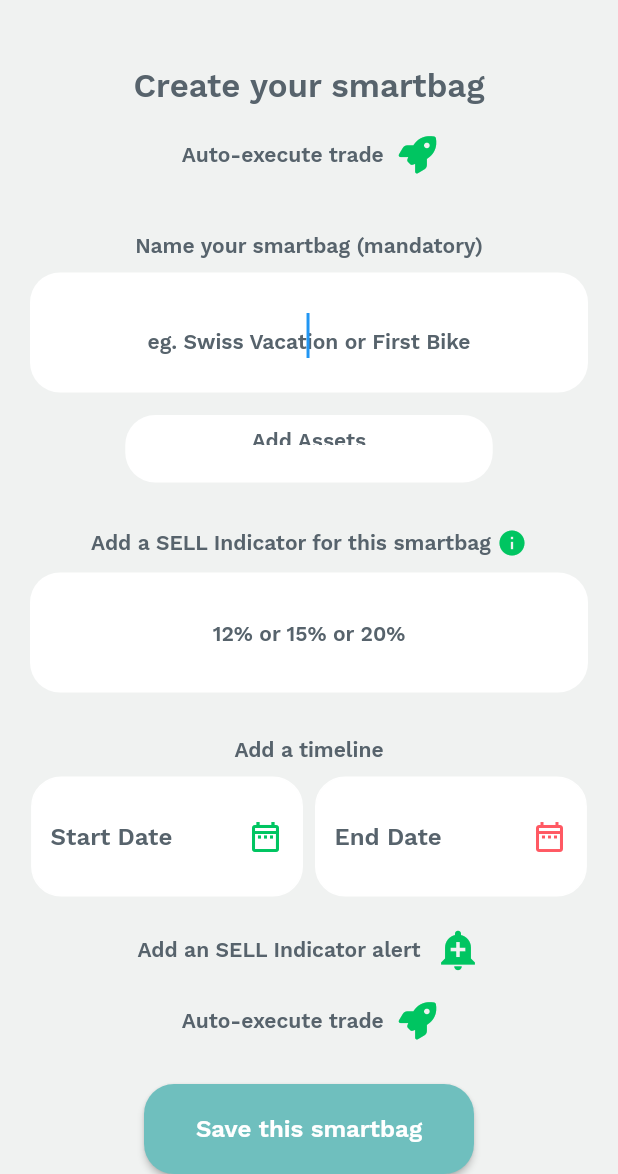
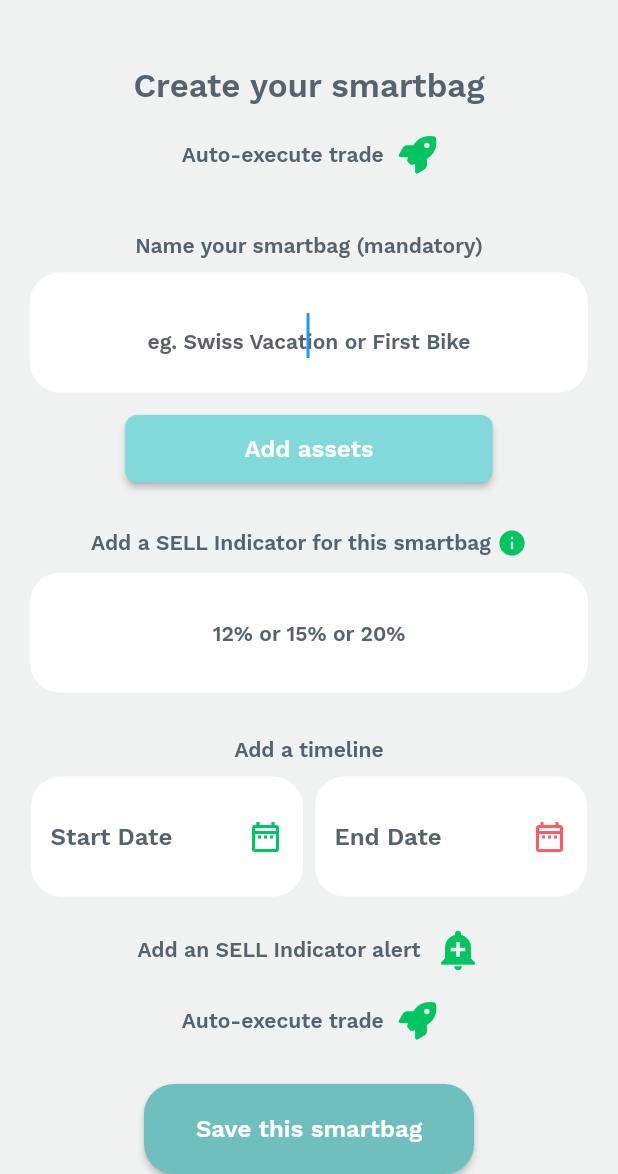
Before and after one commit to vthedev22/flutter_test, a Flutter app: the CreatePieWidget screen opened directly, after a tap on "Save this smartbag", on a phone screen of 412 x 824 dp, the part 62-1236 px from its top. Run offline on Flutter 3.47's test engine with Material 2 defaults, Android fonts, the phone set to English and light mode, and no system bars; drawn by our look-alikes of auto_size_text; our stand-ins replace built_collection, built_value, cloud_firestore, firebase_auth, firebase_core, flutter_svg and 11 more; missing offline and left inert: json_path; accounts and stored records are empty.

Commit message:
Updating to latest FlutterFlow output.

```diff
--- a/lib/backend/schema/bags_record.dart
+++ b/lib/backend/schema/bags_record.dart
@@ -11,13 +11,13 @@ abstract class BagsRecord implements Built<BagsRecord, BagsRecordBuilder> {
 
   String? get bagName;
 
-  BuiltList<String>? get assets;
-
   int? get indicator;
 
-  BuiltList<DateTime>? get timeline;
+  bool? get isAutoTrade;
 
-  bool? get isAutoTrade;
+  DateTime? get startTime;
+
+  DateTime? get endTime;
 
   @BuiltValueField(wireName: kDocumentReferenceField)
   DocumentReference? get ffRef;
@@ -27,9 +27,7 @@ abstract class BagsRecord implements Built<BagsRecord, BagsRecordBuilder> {
 
   static void _initializeBuilder(BagsRecordBuilder builder) => builder
     ..bagName = ''
-    ..assets = ListBuilder()
     ..indicator = 0
-    ..timeline = ListBuilder()
     ..isAutoTrade = false;
 
   static Query<Map<String, dynamic>> collection([DocumentReference? parent]) =>
@@ -61,16 +59,18 @@ Map<String, dynamic> createBagsRecordData({
   String? bagName,
   int? indicator,
   bool? isAutoTrade,
+  DateTime? startTime,
+  DateTime? endTime,
 }) {
   final firestoreData = serializers.toFirestore(
     BagsRecord.serializer,
     BagsRecord(
       (b) => b
         ..bagName = bagName
-        ..assets = null
         ..indicator = indicator
-        ..timeline = null
-        ..isAutoTrade = isAutoTrade,
+        ..isAutoTrade = isAutoTrade
+        ..startTime = startTime
+        ..endTime = endTime,
     ),
   );
 
--- a/lib/create_pie/create_pie_model.dart
+++ b/lib/create_pie/create_pie_model.dart
@@ -1,3 +1,4 @@
+import '/add_stocks/add_stocks_widget.dart';
 import '/auth/auth_util.dart';
 import '/backend/backend.dart';
 import '/flutter_flow/flutter_flow_theme.dart';
@@ -21,9 +22,6 @@ class CreatePieModel extends FlutterFlowModel {
   // State field(s) for TextField widget.
   TextEditingController? textController2;
   String? Function(BuildContext, String?)? textController2Validator;
-  // State field(s) for TextField widget.
-  TextEditingController? textController3;
-  String? Function(BuildContext, String?)? textController3Validator;
   DateTime? datePicked1;
   DateTime? datePicked2;
 
@@ -34,7 +32,6 @@ class CreatePieModel extends FlutterFlowModel {
   void dispose() {
     textController1?.dispose();
     textController2?.dispose();
-    textController3?.dispose();
   }
 
   /// Additional helper methods are added here.
--- a/lib/create_pie/create_pie_widget.dart
+++ b/lib/create_pie/create_pie_widget.dart
@@ -1,3 +1,4 @@
+import '/add_stocks/add_stocks_widget.dart';
 import '/auth/auth_util.dart';
 import '/backend/backend.dart';
 import '/flutter_flow/flutter_flow_theme.dart';
@@ -34,7 +35,6 @@ class _CreatePieWidgetState extends State<CreatePieWidget> {
 
     _model.textController1 ??= TextEditingController();
     _model.textController2 ??= TextEditingController();
-    _model.textController3 ??= TextEditingController();
     WidgetsBinding.instance.addPostFrameCallback((_) => setState(() {}));
   }
 
@@ -228,74 +228,35 @@ class _CreatePieWidgetState extends State<CreatePieWidget> {
                                 .secondaryBackground,
                             borderRadius: BorderRadius.circular(20.0),
                           ),
-                          child: Padding(
-                            padding: EdgeInsetsDirectional.fromSTEB(
-                                15.0, 15.0, 15.0, 15.0),
-                            child: TextFormField(
-                              controller: _model.textController2,
-                              autofocus: true,
-                              obscureText: false,
-                              decoration: InputDecoration(
-                                hintText: 'Add Assets',
-                                hintStyle:
-                                    FlutterFlowTheme.of(context).bodySmall,
-                                enabledBorder: UnderlineInputBorder(
-                                  borderSide: BorderSide(
-                                    color: Color(0x00000000),
-                                    width: 1.0,
-                                  ),
-                                  borderRadius: const BorderRadius.only(
-                                    topLeft: Radius.circular(4.0),
-                                    topRight: Radius.circular(4.0),
-                                  ),
+                          child: FFButtonWidget(
+                            onPressed: () async {
+                              await Navigator.push(
+                                context,
+                                MaterialPageRoute(
+                                  builder: (context) => AddStocksWidget(),
                                 ),
-                                focusedBorder: UnderlineInputBorder(
-                                  borderSide: BorderSide(
-                                    color: Color(0x00000000),
-                                    width: 1.0,
-                                  ),
-                                  borderRadius: const BorderRadius.only(
-                                    topLeft: Radius.circular(4.0),
-                                    topRight: Radius.circular(4.0),
-                                  ),
-                                ),
-                                errorBorder: UnderlineInputBorder(
-                                  borderSide: BorderSide(
-                                    color:
-                                        FlutterFlowTheme.of(context).alternate,
-                                    width: 1.0,
-                                  ),
-                                  borderRadius: const BorderRadius.only(
-                                    topLeft: Radius.circular(4.0),
-                                    topRight: Radius.circular(4.0),
-                                  ),
-                                ),
-                                focusedErrorBorder: UnderlineInputBorder(
-                                  borderSide: BorderSide(
-                                    color:
-                                        FlutterFlowTheme.of(context).alternate,
-                                    width: 1.0,
-                                  ),
-                                  borderRadius: const BorderRadius.only(
-                                    topLeft: Radius.circular(4.0),
-                                    topRight: Radius.circular(4.0),
-                                  ),
-                                ),
-                              ),
-                              style: FlutterFlowTheme.of(context)
-                                  .bodyMedium
+                              );
+                            },
+                            text: 'Add assets',
+                            options: FFButtonOptions(
+                              width: 130.0,
+                              height: 40.0,
+                              padding: EdgeInsetsDirectional.fromSTEB(
+                                  0.0, 0.0, 0.0, 0.0),
+                              iconPadding: EdgeInsetsDirectional.fromSTEB(
+                                  0.0, 0.0, 0.0, 0.0),
+                              color: FlutterFlowTheme.of(context).primary,
+                              textStyle: FlutterFlowTheme.of(context)
+                                  .titleSmall
                                   .override(
                                     fontFamily: 'Work Sans',
-                                    lineHeight: 1.5,
+                                    color: Colors.white,
                                   ),
-                              textAlign: TextAlign.center,
-                              keyboardType: TextInputType.number,
-                              validator: _model.textController2Validator
-                                  .asValidator(context),
-                              inputFormatters: [
-                                FilteringTextInputFormatter.allow(
-                                    RegExp('[0-9]'))
-                              ],
+                              borderSide: BorderSide(
+                                color: Colors.transparent,
+                                width: 1.0,
+                              ),
+                              borderRadius: BorderRadius.circular(8.0),
                             ),
                           ),
                         ),
@@ -344,7 +305,7 @@ class _CreatePieWidgetState extends State<CreatePieWidget> {
                                 padding: EdgeInsetsDirectional.fromSTEB(
                                     15.0, 15.0, 15.0, 15.0),
                                 child: TextFormField(
-                                  controller: _model.textController3,
+                                  controller: _model.textController2,
                                   autofocus: true,
                                   obscureText: false,
                                   decoration: InputDecoration(
@@ -402,7 +363,7 @@ class _CreatePieWidgetState extends State<CreatePieWidget> {
                                       ),
                                   textAlign: TextAlign.center,
                                   keyboardType: TextInputType.number,
-                                  validator: _model.textController3Validator
+                                  validator: _model.textController2Validator
                                       .asValidator(context),
                                   inputFormatters: [
                                     FilteringTextInputFormatter.allow(
@@ -668,15 +629,13 @@ class _CreatePieWidgetState extends State<CreatePieWidget> {
                         children: [
                           FFButtonWidget(
                             onPressed: () async {
-                              final bagsCreateData = {
-                                ...createBagsRecordData(
-                                  bagName: _model.textController1.text,
-                                  indicator:
-                                      int.tryParse(_model.textController3.text),
-                                ),
-                                'assets': [_model.textController2.text],
-                                'timeline': _model.datePicked1,
-                              };
+                              final bagsCreateData = createBagsRecordData(
+                                bagName: _model.textController1.text,
+                                indicator:
+                                    int.tryParse(_model.textController2.text),
+                                startTime: _model.datePicked1,
+                                endTime: _model.datePicked2,
+                              );
                               await BagsRecord.createDoc(currentUserReference!)
                                   .set(bagsCreateData);
                             },
```
Also changed, not shown: lib/backend/schema/bags_record.g.dart, lib/backend/schema/serializers.g.dart.
